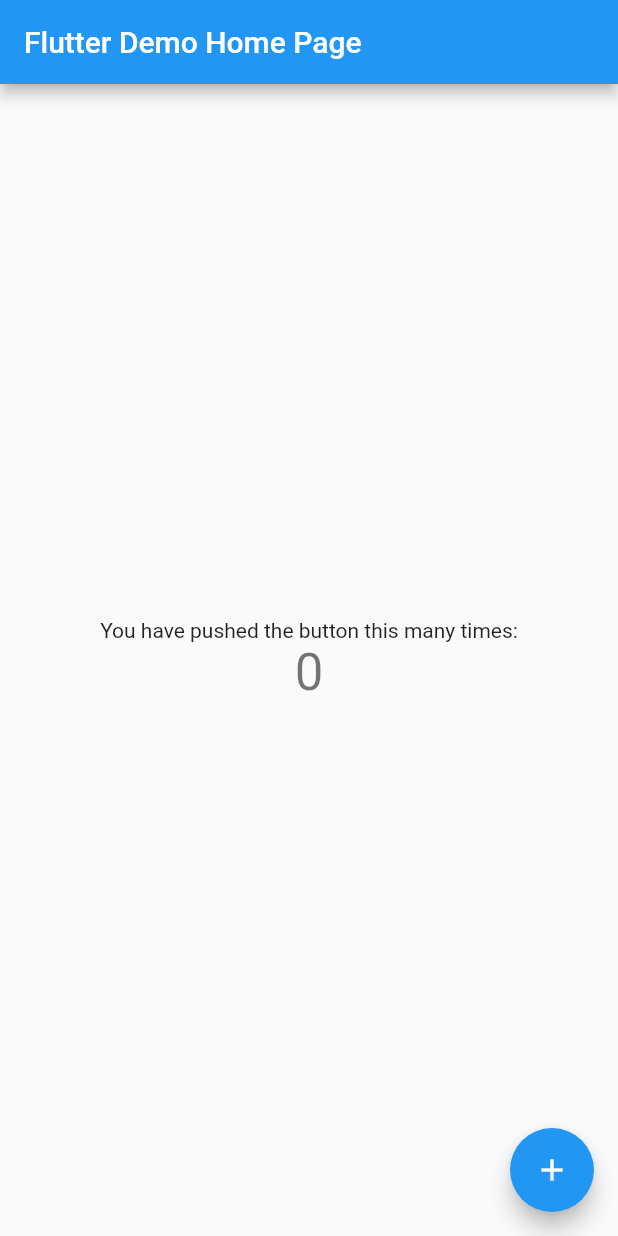
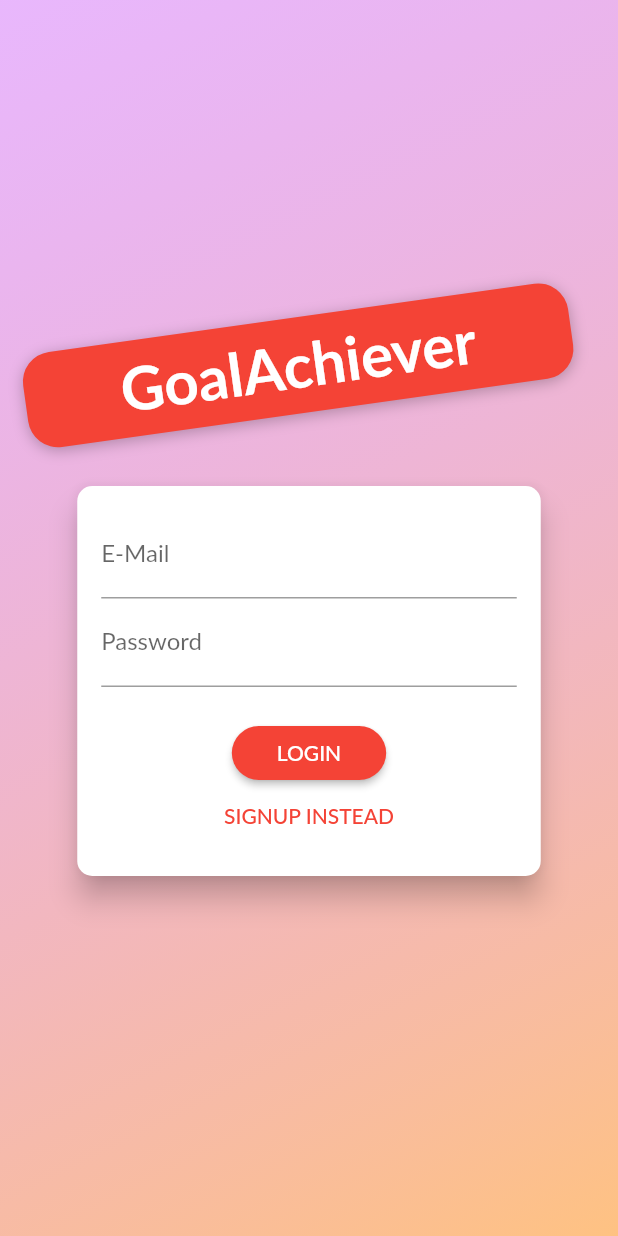
Before and after one commit to FelipeEiji/goal-achiever, a Flutter app: the screen it shows after launch, on a phone screen of 412 x 824 dp. Run offline on Flutter 3.47's test engine with Material 2 defaults, Android fonts, the phone set to English and light mode, and no system bars; Roboto replaces fonts that are missing (Lato).

Commit message:
feat: login screen

```diff
--- a/lib/main.dart
+++ b/lib/main.dart
@@ -1,113 +1,29 @@
 import 'package:flutter/material.dart';
+import 'package:provider/provider.dart';
 
-void main() {
-  runApp(MyApp());
-}
+import 'package:goal_achiever/providers/auth.dart';
+import 'package:goal_achiever/screens/login_screen.dart';
+
+void main() => runApp(MyApp());
 
 class MyApp extends StatelessWidget {
-  // This widget is the root of your application.
   @override
   Widget build(BuildContext context) {
-    return MaterialApp(
-      title: 'Flutter Demo',
-      theme: ThemeData(
-        // This is the theme of your application.
-        //
-        // Try running your application with "flutter run". You'll see the
-        // application has a blue toolbar. Then, without quitting the app, try
-        // changing the primarySwatch below to Colors.green and then invoke
-        // "hot reload" (press "r" in the console where you ran "flutter run",
-        // or simply save your changes to "hot reload" in a Flutter IDE).
-        // Notice that the counter didn't reset back to zero; the application
-        // is not restarted.
-        primarySwatch: Colors.blue,
+    return MultiProvider(
+      providers: [
+        ChangeNotifierProvider.value(
+          value: Auth(),
+        ),
+      ],
+      child: MaterialApp(
+        title: 'GoalAchiever',
+        theme: ThemeData(
+          primarySwatch: Colors.red,
+          accentColor: Colors.redAccent,
+          fontFamily: 'Lato',
+        ),
+        home: LoginScreen(),
       ),
-      home: MyHomePage(title: 'Flutter Demo Home Page'),
     );
   }
 }
-
-class MyHomePage extends StatefulWidget {
-  MyHomePage({Key? key, required this.title}) : super(key: key);
-
-  // This widget is the home page of your application. It is stateful, meaning
-  // that it has a State object (defined below) that contains fields that affect
-  // how it looks.
-
-  // This class is the configuration for the state. It holds the values (in this
-  // case the title) provided by the parent (in this case the App widget) and
-  // used by the build method of the State. Fields in a Widget subclass are
-  // always marked "final".
-
-  final String title;
-
-  @override
-  _MyHomePageState createState() => _MyHomePageState();
-}
-
-class _MyHomePageState extends State<MyHomePage> {
-  int _counter = 0;
-
-  void _incrementCounter() {
-    setState(() {
-      // This call to setState tells the Flutter framework that something has
-      // changed in this State, which causes it to rerun the build method below
-      // so that the display can reflect the updated values. If we changed
-      // _counter without calling setState(), then the build method would not be
-      // called again, and so nothing would appear to happen.
-      _counter++;
-    });
-  }
-
-  @override
-  Widget build(BuildContext context) {
-    // This method is rerun every time setState is called, for instance as done
-    // by the _incrementCounter method above.
-    //
-    // The Flutter framework has been optimized to make rerunning build methods
-    // fast, so that you can just rebuild anything that needs updating rather
-    // than having to individually change instances of widgets.
-    return Scaffold(
-      appBar: AppBar(
-        // Here we take the value from the MyHomePage object that was created by
-        // the App.build method, and use it to set our appbar title.
-        title: Text(widget.title),
-      ),
-      body: Center(
-        // Center is a layout widget. It takes a single child and positions it
-        // in the middle of the parent.
-        child: Column(
-          // Column is also a layout widget. It takes a list of children and
-          // arranges them vertically. By default, it sizes itself to fit its
-          // children horizontally, and tries to be as tall as its parent.
-          //
-          // Invoke "debug painting" (press "p" in the console, choose the
-          // "Toggle Debug Paint" action from the Flutter Inspector in Android
-          // Studio, or the "Toggle Debug Paint" command in Visual Studio Code)
-          // to see the wireframe for each widget.
-          //
-          // Column has various properties to control how it sizes itself and
-          // how it positions its children. Here we use mainAxisAlignment to
-          // center the children vertically; the main axis here is the vertical
-          // axis because Columns are vertical (the cross axis would be
-          // horizontal).
-          mainAxisAlignment: MainAxisAlignment.center,
-          children: <Widget>[
-            Text(
-              'You have pushed the button this many times:',
-            ),
-            Text(
-              '$_counter',
-              style: Theme.of(context).textTheme.headline4,
-            ),
-          ],
-        ),
-      ),
-      floatingActionButton: FloatingActionButton(
-        onPressed: _incrementCounter,
-        tooltip: 'Increment',
-        child: Icon(Icons.add),
-      ), // This trailing comma makes auto-formatting nicer for build methods.
-    );
-  }
-}
--- a/lib/providers/auth.dart
+++ b/lib/providers/auth.dart
@@ -1,6 +1,7 @@
 import 'dart:convert';
 
 import 'package:flutter/widgets.dart';
+import 'package:goal_achiever/models/http_exception.dart';
 import 'package:http/http.dart' as http;
 
 class Auth with ChangeNotifier {
@@ -23,6 +24,11 @@
           },
         ),
       );
+      final responseData = json.decode(response.body);
+      if (responseData['error'] != null) {
+        throw HttpException(responseData['error']['message']);
+      }
+      ;
     } catch (error) {
       throw error;
     }
--- /dev/null
+++ b/lib/screens/login_screen.dart
@@ -0,0 +1,270 @@
+import 'dart:math';
+import 'package:goal_achiever/models/http_exception.dart';
+import 'package:goal_achiever/providers/auth.dart';
+import 'package:provider/provider.dart';
+
+import 'package:flutter/material.dart';
+
+enum AuthMode { Signup, Login }
+
+class LoginScreen extends StatelessWidget {
+  static const routeName = '/auth';
+
+  @override
+  Widget build(BuildContext context) {
+    final deviceSize = MediaQuery.of(context).size;
+    // final transformConfig = Matrix4.rotationZ(-8 * pi / 180);
+    // transformConfig.translate(-10.0);
+    return Scaffold(
+      // resizeToAvoidBottomInset: false,
+      body: Stack(
+        children: <Widget>[
+          Container(
+            decoration: BoxDecoration(
+              gradient: LinearGradient(
+                colors: [
+                  Color.fromRGBO(215, 117, 255, 1).withOpacity(0.5),
+                  Color.fromRGBO(255, 188, 117, 1).withOpacity(0.9),
+                ],
+                begin: Alignment.topLeft,
+                end: Alignment.bottomRight,
+                stops: [0, 1],
+              ),
+            ),
+          ),
+          SingleChildScrollView(
+            child: Container(
+              height: deviceSize.height,
+              width: deviceSize.width,
+              child: Column(
+                mainAxisAlignment: MainAxisAlignment.center,
+                crossAxisAlignment: CrossAxisAlignment.center,
+                children: <Widget>[
+                  Flexible(
+                    child: Container(
+                      margin: EdgeInsets.only(bottom: 20.0),
+                      padding:
+                          EdgeInsets.symmetric(vertical: 8.0, horizontal: 64.0),
+                      transform: Matrix4.rotationZ(-8 * pi / 180)
+                        ..translate(-10.0),
+                      decoration: BoxDecoration(
+                        borderRadius: BorderRadius.circular(20),
+                        color: Colors.red,
+                        boxShadow: [
+                          BoxShadow(
+                            blurRadius: 8,
+                            color: Colors.black26,
+                            offset: Offset(0, 2),
+                          )
+                        ],
+                      ),
+                      child: Text(
+                        'GoalAchiever',
+                        style: TextStyle(
+                          color: Colors.white,
+                          fontSize: 40,
+                          fontWeight: FontWeight.bold,
+                        ),
+                      ),
+                    ),
+                  ),
+                  Flexible(
+                    flex: deviceSize.width > 600 ? 2 : 1,
+                    child: AuthCard(
+                      key: Key(routeName),
+                    ),
+                  ),
+                ],
+              ),
+            ),
+          ),
+        ],
+      ),
+    );
+  }
+}
+
+class AuthCard extends StatefulWidget {
+  const AuthCard({
+    required Key key,
+  }) : super(key: key);
+
+  @override
+  _AuthCardState createState() => _AuthCardState();
+}
+
+class _AuthCardState extends State<AuthCard> {
+  final GlobalKey<FormState> _formKey = GlobalKey();
+  AuthMode _authMode = AuthMode.Login;
+  Map<String, String> _authData = {
+    'email': '',
+    'password': '',
+  };
+  var _isLoading = false;
+  final _passwordController = TextEditingController();
+
+  void _showErrorDialog(String message) {
+    showDialog(
+        context: context,
+        builder: (ctx) => AlertDialog(
+              title: Text('Error!'),
+              content: Text(message),
+              actions: [
+                FlatButton(
+                  child: Text('Okay'),
+                  onPressed: () {
+                    Navigator.of(ctx).pop();
+                  },
+                )
+              ],
+            ));
+  }
+
+  void _submit() async {
+    if (!_formKey.currentState!.validate()) {
+      return;
+    }
+    _formKey.currentState!.save();
+    setState(() {
+      _isLoading = true;
+    });
+    try {
+      if (_authMode == AuthMode.Login) {
+        await Provider.of<Auth>(context, listen: false).login(
+            _authData['email'] as String, _authData['password'] as String);
+      } else {
+        await Provider.of<Auth>(context, listen: false).signUp(
+            _authData['email'] as String, _authData['password'] as String);
+      }
+    } on HttpException catch (error) {
+      var errorMessage = "Failed to authenticate";
+      if (error.toString().contains('EMAIL_EXISTS')) {
+        errorMessage = 'Email is already being used.';
+      } else if (error.toString().contains('INVALID_EMAIL')) {
+        errorMessage = 'Email is invalid';
+      } else if (error.toString().contains('WEAK_PASSWORD')) {
+        errorMessage = 'Password is not strong enough.';
+      } else if (error.toString().contains('EMAIL_NOT_FOUND')) {
+        errorMessage = 'Email not found.';
+      } else if (error.toString().contains('INVALID_PASSWORD')) {
+        errorMessage = 'Invalid password.';
+      }
+      _showErrorDialog(errorMessage);
+    } catch (error) {
+      const errorMessage = "Unknown error";
+      _showErrorDialog(errorMessage);
+    }
+
+    setState(() {
+      _isLoading = false;
+    });
+  }
+
+  void _switchAuthMode() {
+    if (_authMode == AuthMode.Login) {
+      setState(() {
+        _authMode = AuthMode.Signup;
+      });
+    } else {
+      setState(() {
+        _authMode = AuthMode.Login;
+      });
+    }
+  }
+
+  @override
+  Widget build(BuildContext context) {
+    final deviceSize = MediaQuery.of(context).size;
+    return Card(
+      shape: RoundedRectangleBorder(
+        borderRadius: BorderRadius.circular(10.0),
+      ),
+      elevation: 8.0,
+      child: Container(
+        height: _authMode == AuthMode.Signup ? 320 : 260,
+        constraints:
+            BoxConstraints(minHeight: _authMode == AuthMode.Signup ? 320 : 260),
+        width: deviceSize.width * 0.75,
+        padding: EdgeInsets.all(16.0),
+        child: Form(
+          key: _formKey,
+          child: SingleChildScrollView(
+            child: Column(
+              children: <Widget>[
+                TextFormField(
+                  decoration: InputDecoration(labelText: 'E-Mail'),
+                  keyboardType: TextInputType.emailAddress,
+                  validator: (value) {
+                    if (value != null
+                        ? (value.isEmpty || !value.contains('@'))
+                        : false) {
+                      return 'Invalid email!';
+                    }
+                    return null;
+                  },
+                  onSaved: (value) {
+                    _authData['email'] = value != null ? value : '';
+                  },
+                ),
+                TextFormField(
+                  decoration: InputDecoration(labelText: 'Password'),
+                  obscureText: true,
+                  controller: _passwordController,
+                  validator: (value) {
+                    if (value != null
+                        ? (value.isEmpty || value.length < 5)
+                        : false) {
+                      return 'Password is too short!';
+                    }
+                  },
+                  onSaved: (value) {
+                    _authData['password'] = value != null ? value : '';
+                  },
+                ),
+                if (_authMode == AuthMode.Signup)
+                  TextFormField(
+                    enabled: _authMode == AuthMode.Signup,
+                    decoration: InputDecoration(labelText: 'Confirm Password'),
+                    obscureText: true,
+                    validator: _authMode == AuthMode.Signup
+                        ? (value) {
+                            if (value != _passwordController.text) {
+                              return 'Passwords do not match!';
+                            }
+                          }
+                        : null,
+                  ),
+                SizedBox(
+                  height: 20,
+                ),
+                if (_isLoading)
+                  CircularProgressIndicator()
+                else
+                  RaisedButton(
+                    child:
+                        Text(_authMode == AuthMode.Login ? 'LOGIN' : 'SIGN UP'),
+                    onPressed: _submit,
+                    shape: RoundedRectangleBorder(
+                      borderRadius: BorderRadius.circular(30),
+                    ),
+                    padding:
+                        EdgeInsets.symmetric(horizontal: 30.0, vertical: 8.0),
+                    color: Theme.of(context).primaryColor,
+                    textColor: Theme.of(context).primaryTextTheme.button!.color,
+                  ),
+                FlatButton(
+                  child: Text(
+                      '${_authMode == AuthMode.Login ? 'SIGNUP' : 'LOGIN'} INSTEAD'),
+                  onPressed: _switchAuthMode,
+                  padding: EdgeInsets.symmetric(horizontal: 30.0, vertical: 4),
+                  materialTapTargetSize: MaterialTapTargetSize.shrinkWrap,
+                  textColor: Theme.of(context).primaryColor,
+                ),
+              ],
+            ),
+          ),
+        ),
+      ),
+    );
+  }
+}
```
